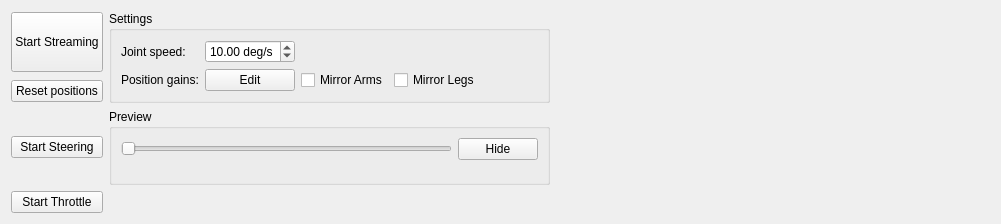
This is src/app/ddJointCommandPanel.ui in RobotLocomotion/director as Qt 5 draws it before an edit. The edited form follows.
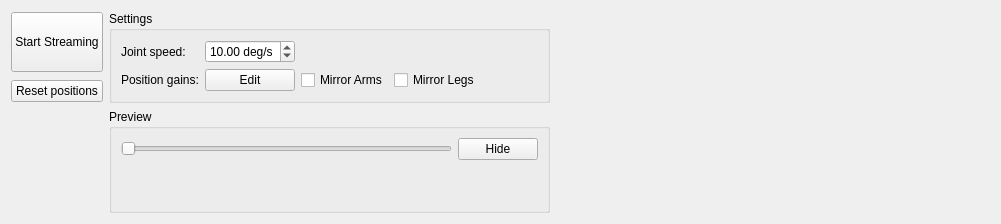
This is the edited form.

Commit message: remove steering and throttle ui from testAtlasCommand.py

What changed in the file:
```diff
--- a/src/app/ddJointCommandPanel.ui
+++ b/src/app/ddJointCommandPanel.ui
@@ -113,16 +113,6 @@
      </property>
     </widget>
    </item>
-   <item row="2" column="0">
-    <widget class="QPushButton" name="steeringButton">
-     <property name="text">
-      <string>Start Steering</string>
-     </property>
-     <property name="checkable">
-      <bool>true</bool>
-     </property>
-    </widget>
-   </item>
    <item row="2" column="1">
     <widget class="QGroupBox" name="groupBox_2">
      <property name="title">
@@ -175,16 +165,6 @@
      </property>
     </spacer>
    </item>
-   <item row="3" column="0">
-    <widget class="QPushButton" name="throttleButton">
-     <property name="text">
-      <string>Start Throttle</string>
-     </property>
-     <property name="checkable">
-      <bool>true</bool>
-     </property>
-    </widget>
-   </item>
   </layout>
  </widget>
  <resources/>
```
The commit also changes 1 other file.
